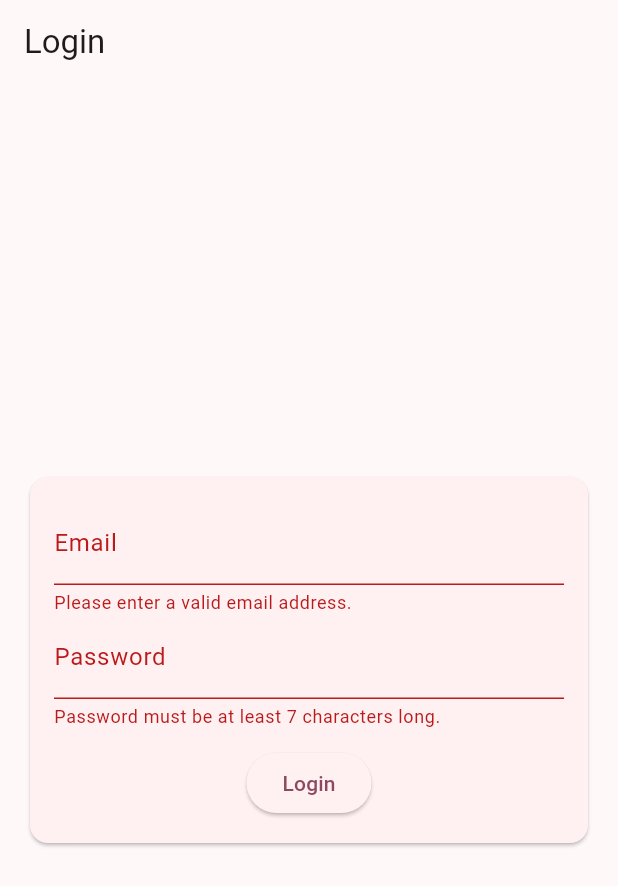
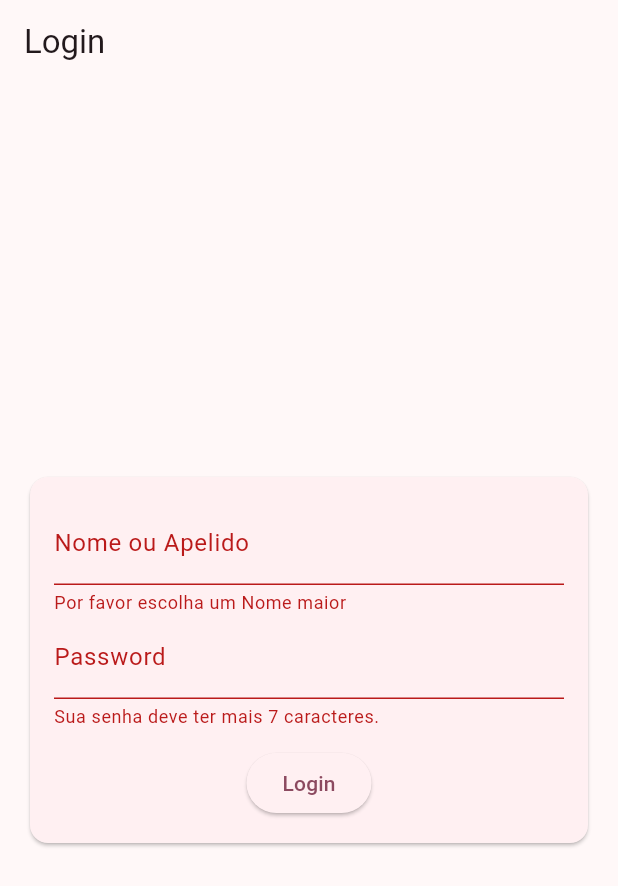
Before and after one commit to Parker9309/alertButton, a Flutter app: the screen it shows after launch, after a tap on "Login", on a phone screen of 412 x 824 dp. Shown: the top 886 px of the screen. Run offline on Flutter 3.47's test engine with Material 3 defaults, Android fonts, the phone set to English and light mode, and no system bars.

Commit message:
more changes on login page

```diff
--- a/lib/login_page.dart
+++ b/lib/login_page.dart
@@ -52,11 +52,11 @@ class _LoginScreenState extends State<LoginScreen> {
                   mainAxisSize: MainAxisSize.min,
                   children: <Widget>[
                     TextFormField(
-                      keyboardType: TextInputType.emailAddress,
-                      decoration: const InputDecoration(labelText: 'Email'),
+                      keyboardType: TextInputType.name,
+                      decoration: const InputDecoration(labelText: 'Nome ou Apelido'),
                       validator: (value) {
-                        if (value!.isEmpty || !value.contains('@')) {
-                          return 'Please enter a valid email address.';
+                        if (value!.isEmpty || value.length < 4 ) {
+                          return 'Por favor escolha um Nome maior';
                         }
                         return null;
                       },
@@ -69,7 +69,7 @@ class _LoginScreenState extends State<LoginScreen> {
                       obscureText: true,
                       validator: (value) {
                         if (value!.isEmpty || value.length < 7) {
-                          return 'Password must be at least 7 characters long.';
+                          return 'Sua senha deve ter mais 7 caracteres.';
                         }
                         return null;
                       },
```
